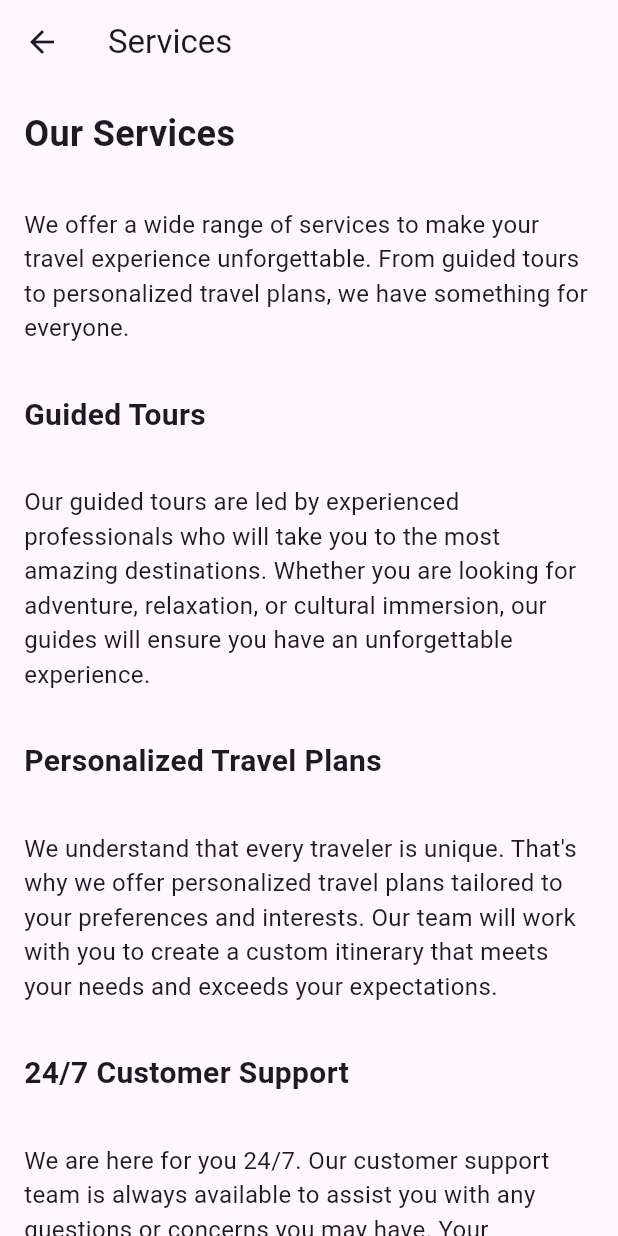
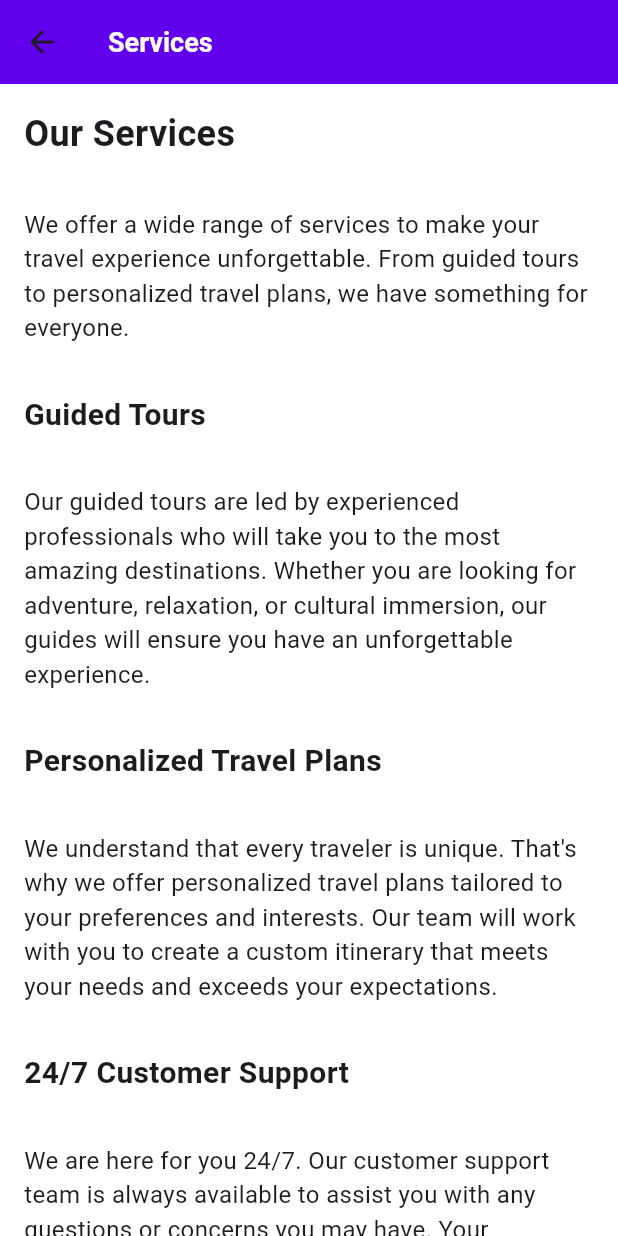
Before and after one commit to sisovin/dynamic-tourism-project, a Flutter app: the ServicePage screen opened directly, on a phone screen of 412 x 824 dp. Run offline on Flutter 3.47's test engine with Material 3 defaults, Android fonts, the light colour scheme and no system bars; our stand-ins replace cached_network_image, dio, flutter_rating_bar, google_maps_flutter, sentry_flutter; missing offline and left inert: flutter_tailwind, storybook_flutter; network calls fail; statements that could not run were skipped.

Commit message:
Add services and theme configuration
Add services and theme configuration for the Dynamic Tourism Project.

* **Services**
  - Add `api_service.dart` for base API service using `Dio` for HTTP requests.
  - Add `destination_service.dart` for destination-related API calls.
  - Add `booking_service.dart` for booking-related API calls.
  - Add `blog_service.dart` for blog-related API calls.
  - Add `contact_service.dart` for contact form submission API calls.

* **Theme**
  - Add `app_colors.dart` to define the color palette.
  - Add `app_text_styles.dart` to define the typography system.
  - Add `app_theme.dart` to configure the main theme.
  - Add `responsive_layout.dart` to create responsive layout helpers.

* **App Configuration**
  - Modify `main.dart` to import and apply the new theme configuration.
  - Add `app.dart` to create the main app widget and set up routing.

---

For more details, open the [Copilot Workspace session](https://copilot-workspace.githubnext.com/sisovin/dynamic-tourism-project?shareId=XXXX-XXXX-XXXX-XXXX).

```diff
--- a/apps/frontend/lib/main.dart
+++ b/apps/frontend/lib/main.dart
@@ -8,6 +8,7 @@ import 'widgets/testimonials_section.dart';
 import 'widgets/newsletter_signup.dart';
 import 'widgets/responsive_layout.dart';
 import 'widgets/booking_form.dart';
+import 'theme/app_theme.dart';
 
 void main() async {
   await SentryFlutter.init(
@@ -24,9 +25,8 @@ class MyApp extends StatelessWidget {
   Widget build(BuildContext context) {
     return MaterialApp(
       title: 'Dynamic Tourism Project',
-      theme: ThemeData(
-        primarySwatch: Colors.blue,
-      ),
+      theme: AppTheme.lightTheme,
+      darkTheme: AppTheme.darkTheme,
       home: MyHomePage(),
     );
   }
--- /dev/null
+++ b/apps/frontend/lib/theme/app_colors.dart
@@ -0,0 +1,17 @@
+import 'package:flutter/material.dart';
+
+class AppColors {
+  static const Color primary = Color(0xFF6200EE);
+  static const Color primaryVariant = Color(0xFF3700B3);
+  static const Color secondary = Color(0xFF03DAC6);
+  static const Color secondaryVariant = Color(0xFF018786);
+  static const Color background = Color(0xFFFFFFFF);
+  static const Color surface = Color(0xFFFFFFFF);
+  static const Color error = Color(0xFFB00020);
+  static const Color onPrimary = Color(0xFFFFFFFF);
+  static const Color onSecondary = Color(0xFF000000);
+  static const Color onBackground = Color(0xFF000000);
+  static const Color onSurface = Color(0xFF000000);
+  static const Color onError = Color(0xFFFFFFFF);
+  static const Color accent = Color(0xFFFFC107);
+}
--- /dev/null
+++ b/apps/frontend/lib/theme/app_text_styles.dart
@@ -0,0 +1,33 @@
+import 'package:flutter/material.dart';
+
+class AppTextStyles {
+  static const TextStyle heading1 = TextStyle(
+    fontSize: 32,
+    fontWeight: FontWeight.bold,
+    color: Colors.black,
+  );
+
+  static const TextStyle heading2 = TextStyle(
+    fontSize: 24,
+    fontWeight: FontWeight.bold,
+    color: Colors.black,
+  );
+
+  static const TextStyle heading3 = TextStyle(
+    fontSize: 18,
+    fontWeight: FontWeight.bold,
+    color: Colors.black,
+  );
+
+  static const TextStyle bodyText = TextStyle(
+    fontSize: 16,
+    fontWeight: FontWeight.normal,
+    color: Colors.black,
+  );
+
+  static const TextStyle caption = TextStyle(
+    fontSize: 12,
+    fontWeight: FontWeight.normal,
+    color: Colors.grey,
+  );
+}
```
Also changed, not shown: apps/frontend/lib/app.dart (added, +44 -0 lines), apps/frontend/lib/services/api_service.dart (added, +42 -0 lines), apps/frontend/lib/services/blog_service.dart (added, +24 -0 lines), apps/frontend/lib/services/booking_service.dart (added, +24 -0 lines), apps/frontend/lib/services/contact_service.dart (added, +18 -0 lines), apps/frontend/lib/services/destination_service.dart (added, +24 -0 lines), apps/frontend/lib/theme/app_theme.dart (added, +59 -0 lines), apps/frontend/lib/theme/responsive_layout.dart (added, +31 -0 lines).
